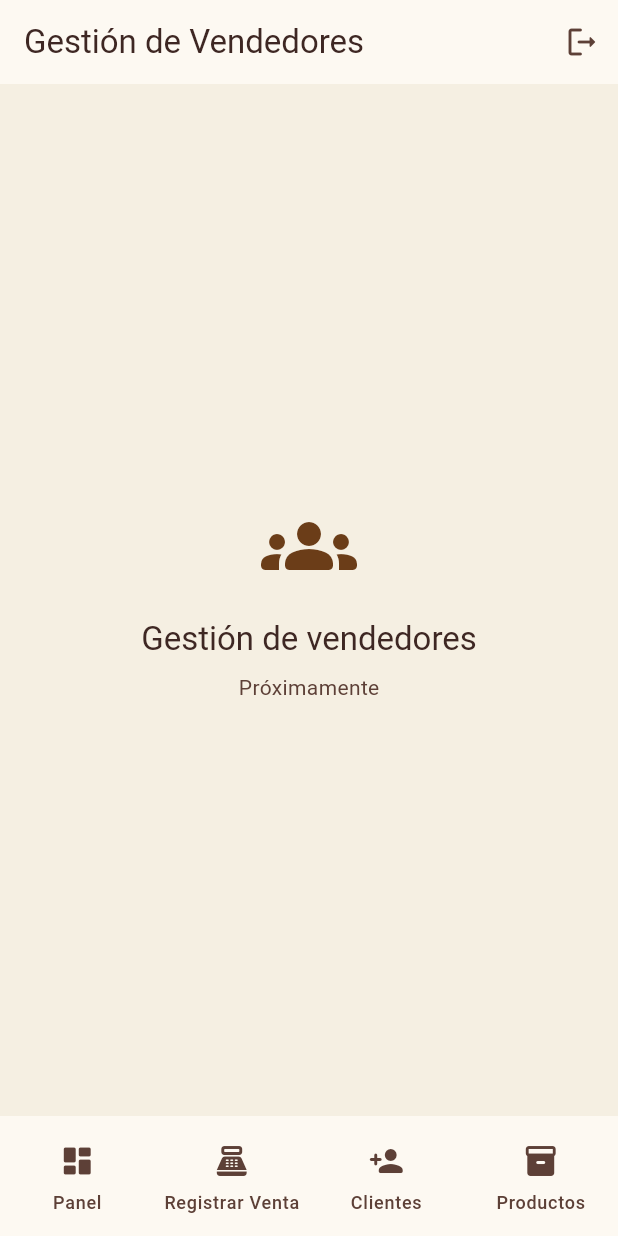
After one commit to DevLine-SRL/arenero, a Flutter app: the SellersManagementPage screen opened by its route, on a phone screen of 412 x 824 dp. The commit adds this screen. Run offline on Flutter 3.47's test engine with Material 3 defaults, Android fonts, the phone set to English and light mode, and no system bars; our stand-ins replace dartz, flutter_riverpod, go_router, riverpod_annotation, supabase_flutter; accounts and stored records are empty; generated files the repository leaves out were written again; statements that could not run were skipped.

Commit message:
feat: add routes protection

```diff
--- /dev/null
+++ b/lib/core/layouts/bottom_nav_bar.dart
@@ -0,0 +1,63 @@
+import 'package:flutter/material.dart';
+
+const _navBarDestinations = <Widget>[
+  NavigationDestination(
+    icon: Icon(Icons.dashboard_rounded),
+    label: 'Panel',
+  ),
+  NavigationDestination(
+    icon: Icon(Icons.point_of_sale_rounded),
+    label: 'Registrar Venta',
+  ),
+  NavigationDestination(
+    icon: Icon(Icons.person_add_rounded),
+    label: 'Clientes',
+  ),
+  NavigationDestination(
+    icon: Icon(Icons.inventory_2_rounded),
+    label: 'Productos',
+  ),
+];
+
+class MainBottomNavBar extends StatelessWidget {
+  final int currentIndex;
+  final bool isAdminBranch;
+  final ValueChanged<int> onDestinationSelected;
+
+  const MainBottomNavBar({
+    super.key,
+    required this.currentIndex,
+    required this.isAdminBranch,
+    required this.onDestinationSelected,
+  });
+
+  @override
+  Widget build(BuildContext context) {
+    final bar = NavigationBar(
+      selectedIndex: isAdminBranch ? 0 : currentIndex,
+      onDestinationSelected: onDestinationSelected,
+      destinations: _navBarDestinations,
+    );
+
+    if (!isAdminBranch) return bar;
+
+    return NavigationBarTheme(data: _noSelectionTheme(context), child: bar);
+  }
+
+  NavigationBarThemeData _noSelectionTheme(BuildContext context) {
+    final colorScheme = Theme.of(context).colorScheme;
+
+    return NavigationBarThemeData(
+      indicatorColor: Colors.transparent,
+      overlayColor: const WidgetStatePropertyAll(Colors.transparent),
+      iconTheme: WidgetStatePropertyAll(
+        IconThemeData(color: colorScheme.onSurfaceVariant),
+      ),
+      labelTextStyle: WidgetStatePropertyAll(
+        Theme.of(
+          context,
+        ).textTheme.labelMedium?.copyWith(color: colorScheme.onSurfaceVariant),
+      ),
+    );
+  }
+}
--- a/lib/core/layouts/main_layout.dart
+++ b/lib/core/layouts/main_layout.dart
@@ -4,6 +4,9 @@ import 'package:go_router/go_router.dart';
 
 import '../../features/auth/presentation/providers/auth_providers.dart';
 import '../../shared/widgets/confirm_dialog.dart';
+import '../router/route_definitions.dart';
+import 'bottom_nav_bar.dart';
+import 'sidebar.dart';
 
 class MainLayout extends ConsumerWidget {
   final StatefulNavigationShell navigationShell;
@@ -28,14 +31,27 @@ class MainLayout extends ConsumerWidget {
     const titles = [
       'Panel',
       'Registrar Venta',
-      'Historial de Ventas',
+      'Clientes',
       'Productos',
+      'Gestión de Vendedores',
     ];
 
-    final title = titles[navigationShell.currentIndex];
+    final currentIndex = navigationShell.currentIndex;
+    final title = titles[currentIndex];
+    final isAdminBranch = currentIndex >= adminBranchIndex;
+    final isAdmin = ref.watch(authSessionProvider).value?.role == 'admin';
 
     return Scaffold(
       appBar: AppBar(
+        leading: isAdmin
+          ? Builder(
+              builder: (context) => IconButton(
+                icon: const Icon(Icons.menu_rounded),
+                tooltip: 'Menú',
+                onPressed: () => Scaffold.of(context).openDrawer(),
+              ),
+            )
+          : null,
         title: Text(title),
         actions: [
           IconButton(
@@ -45,28 +61,12 @@ class MainLayout extends ConsumerWidget {
           ),
         ],
       ),
+      drawer: isAdmin ? Sidebar(navigationShell: navigationShell) : null,
       body: navigationShell,
-      bottomNavigationBar: NavigationBar(
-        selectedIndex: navigationShell.currentIndex,
+      bottomNavigationBar: MainBottomNavBar(
+        currentIndex: currentIndex,
+        isAdminBranch: isAdminBranch,
         onDestinationSelected: (index) => navigationShell.goBranch(index),
-        destinations: const [
-          NavigationDestination(
-            icon: Icon(Icons.dashboard_rounded),
-            label: 'Panel',
-          ),
-          NavigationDestination(
-            icon: Icon(Icons.point_of_sale_rounded),
-            label: 'Registrar Venta',
-          ),
-          NavigationDestination(
-            icon: Icon(Icons.receipt_long_rounded),
-            label: 'Historial',
-          ),
-          NavigationDestination(
-            icon: Icon(Icons.inventory_2_rounded),
-            label: 'Productos',
-          ),
-        ],
       ),
     );
   }
--- a/lib/core/router/route_paths.dart
+++ b/lib/core/router/route_paths.dart
@@ -2,14 +2,18 @@ abstract final class RoutePaths {
   static const login = '/login';
   static const dashboard = '/panel';
   static const registerSale = '/ventas/registrar';
-  static const salesHistory = '/ventas/historial';
+  static const clients = '/clientes';
   static const products = '/productos';
+  static const sellersManagement = '/vendedores';
+  static const forbidden = '/forbidden';
 }
 
 abstract final class RouteNames {
   static const login = 'login';
   static const dashboard = 'dashboard';
   static const registerSale = 'registerSale';
-  static const salesHistory = 'salesHistory';
+  static const clients = 'clients';
   static const products = 'products';
+  static const sellersManagement = 'sellersManagement';
+  static const forbidden = 'forbidden';
 }
--- a/lib/core/theme/app_colors.dart
+++ b/lib/core/theme/app_colors.dart
@@ -20,7 +20,7 @@ abstract final class AppColors {
   // ── Surface ───────────────────────────────────────────
   static const Color background = Color(0xFFF5EFE2);
   static const Color surface = Color(0xFFFDF9F2);
-  // static const Color surfaceVariant = Color(0xFFEDE3CF);
+  static const Color surfaceVariant = Color(0xFFEDE3CF);
   static const Color onSurface = Color(0xFF3E2723);
   static const Color onSurfaceVariant = Color(0xFF5D4037);
 
@@ -33,5 +33,5 @@ abstract final class AppColors {
 
   // ── Misc ──────────────────────────────────────────────
   static const Color outline = Color(0xFFC4B5A5);
-  // static const Color divider = Color(0xFFE0D6C8);
+  static const Color divider = Color(0xFFE0D6C8);
 }
--- /dev/null
+++ b/lib/features/sellers/presentation/pages/sellers/sellers_management_page.dart
@@ -0,0 +1,32 @@
+import 'package:flutter/material.dart';
+
+class SellersManagementPage extends StatelessWidget {
+  const SellersManagementPage({super.key});
+
+  @override
+  Widget build(BuildContext context) {
+    final theme = Theme.of(context);
+
+    return Center(
+      child: Column(
+        mainAxisSize: MainAxisSize.min,
+        children: [
+          Icon(
+            Icons.groups_rounded,
+            size: 64,
+            color: theme.colorScheme.primary,
+          ),
+          const SizedBox(height: 16),
+          Text('Gestión de vendedores', style: theme.textTheme.titleLarge),
+          const SizedBox(height: 8),
+          Text(
+            'Próximamente',
+            style: theme.textTheme.bodyMedium?.copyWith(
+              color: theme.colorScheme.onSurfaceVariant,
+            ),
+          ),
+        ],
+      ),
+    );
+  }
+}
```
Also changed, not shown: lib/core/layouts/sidebar.dart (added, +47 -0 lines), lib/core/router/app_router.dart (+7 -1 lines), lib/core/router/route_definitions.dart (+24 -4 lines), lib/core/theme/app_theme.dart (+15 -0 lines), lib/features/clients/presentation/pages/clients_page.dart (added, +10 -0 lines), lib/features/sales/presentation/pages/sales_history_page.dart (deleted, +0 -10 lines), lib/shared/widgets/forbidden_page.dart (added, +34 -0 lines).
